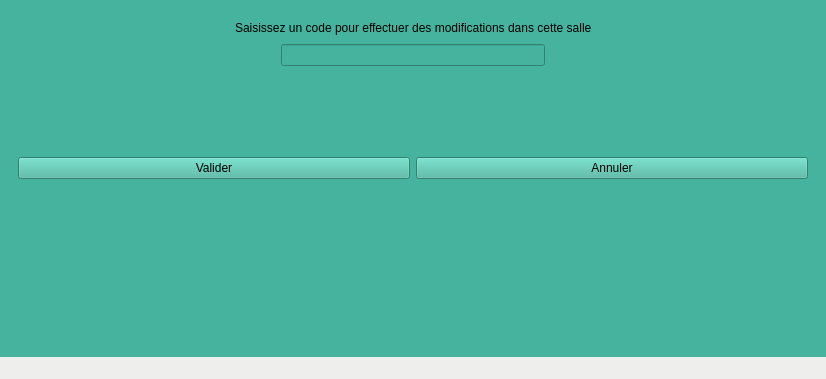
Above: eco-classroom/ihmecoclassroom.ui from bts-lasalle-avignon-projets/eco-classroom-2022 before the change. Below: the same form after it.
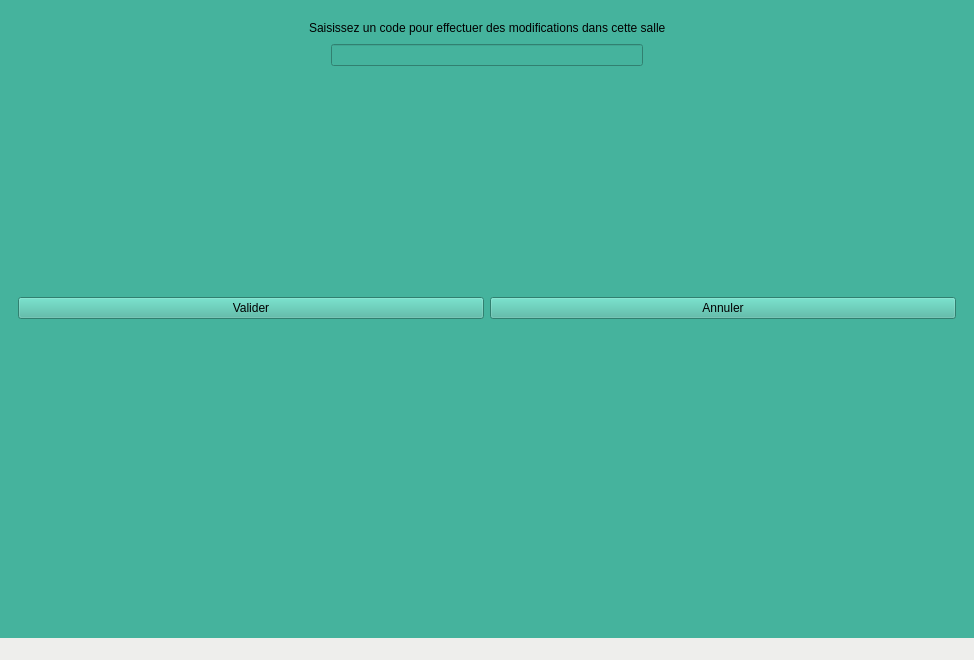
That is the form after the change.

Commit message: ECO22-39 Finalise la vérification du code

```diff
--- a/eco-classroom/ihmecoclassroom.ui
+++ b/eco-classroom/ihmecoclassroom.ui
@@ -6,8 +6,8 @@
    <rect>
     <x>0</x>
     <y>0</y>
-    <width>826</width>
-    <height>379</height>
+    <width>974</width>
+    <height>660</height>
    </rect>
   </property>
   <property name="windowTitle">
@@ -523,6 +523,16 @@
             </property>
            </spacer>
           </item>
+          <item>
+           <widget class="QLabel" name="labelEtatSaisie">
+            <property name="styleSheet">
+             <string notr="true">color: rgb(204, 0, 0);</string>
+            </property>
+            <property name="text">
+             <string/>
+            </property>
+           </widget>
+          </item>
           <item>
            <layout class="QHBoxLayout" name="horizontalLayoutValider">
             <item>
```
Left out of the diff: 17 changed lines with no effect on the pictures. The commit also changes 2 other files.
